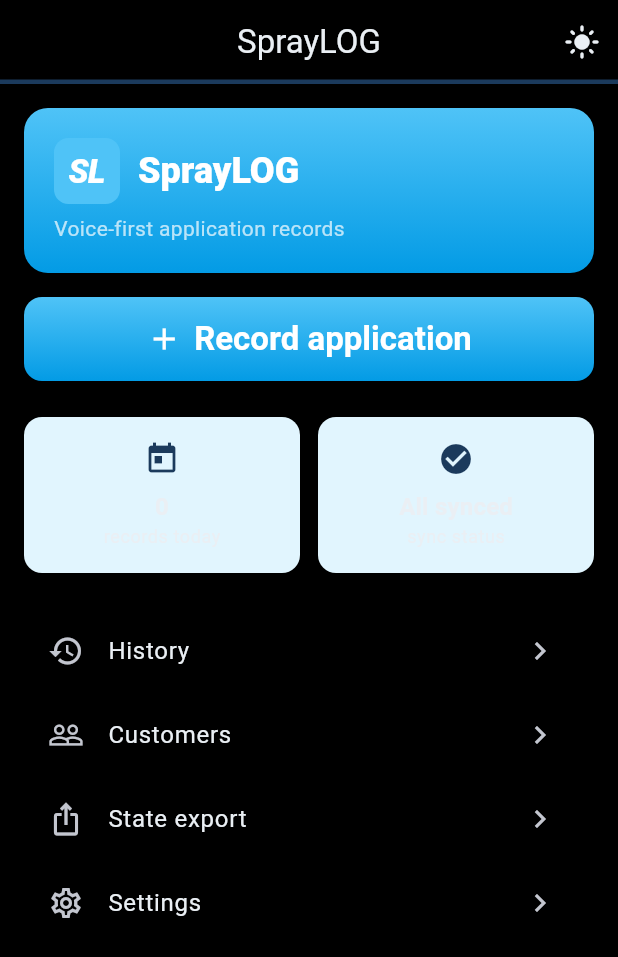
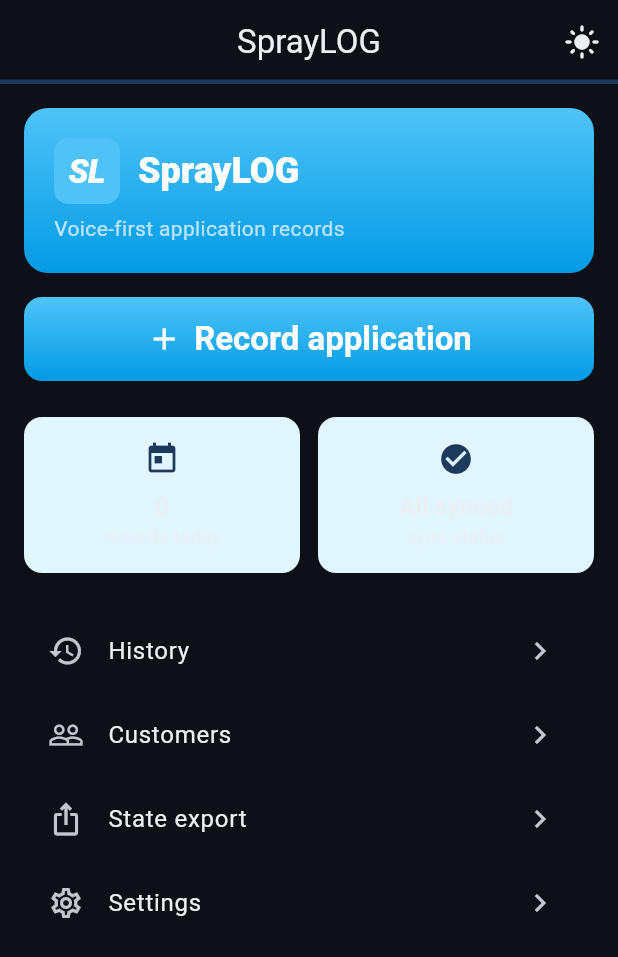
Before and after one commit to hankerino/spraylog, a Flutter app: the screen it shows once a user with an empty profile is signed in, after a tap on the "dark mode" icon, on a phone screen of 412 x 824 dp. Shown: the top 957 px of the screen. Run offline on Flutter 3.47's test engine with Material 3 defaults, Android fonts, the phone set to English and light mode, and no system bars; our stand-ins replace connectivity_plus, drift, flutter_riverpod, geolocator, go_router, image_picker and 2 more; missing offline and left inert: purchases_flutter; accounts and stored records are empty; generated files the repository leaves out were written again; statements that could not run were skipped.

Commit message:
Dark mode: very dark gray surface instead of black

```diff
--- a/app/lib/core/theme/spraylog_theme.dart
+++ b/app/lib/core/theme/spraylog_theme.dart
@@ -59,7 +59,7 @@ class SpraylogTheme {
       onPrimaryContainer: const Color(0xFFDDE4EB),
       secondary: brandSky,
       onSecondary: Colors.black,
-      surface: Colors.black,
+      surface: const Color(0xFF0D1117), // very dark gray (user direction)
       onSurface: const Color(0xFFEAEFF4),
       surfaceContainerHighest: const Color(0xFF161B20),
     );
```
